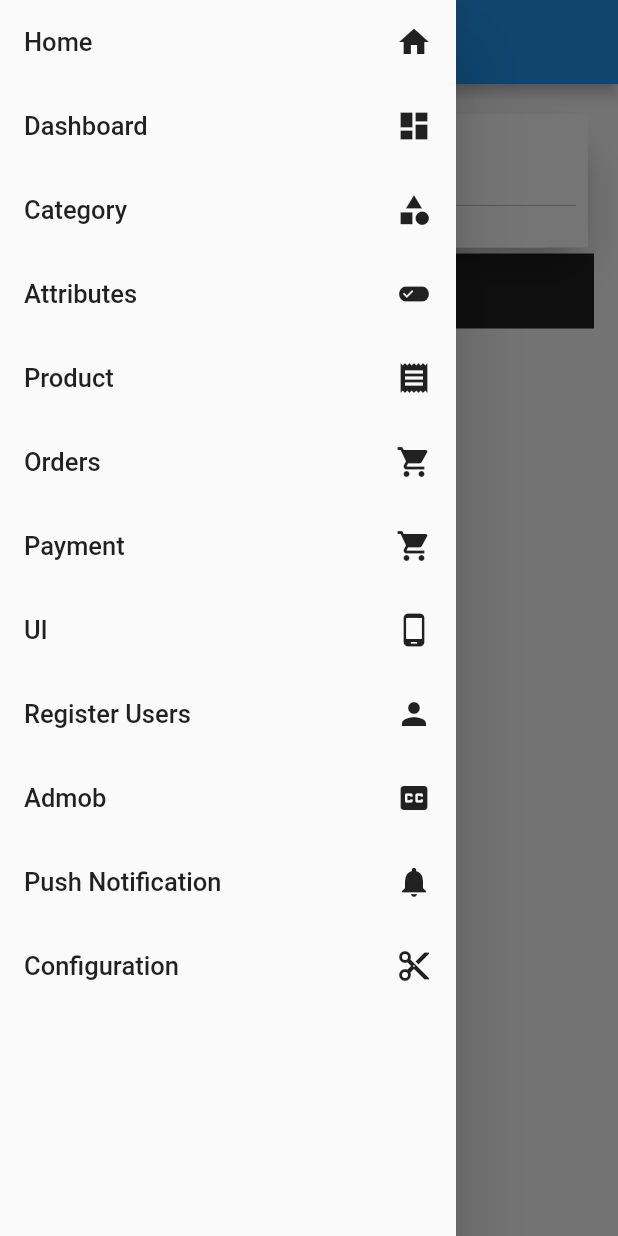
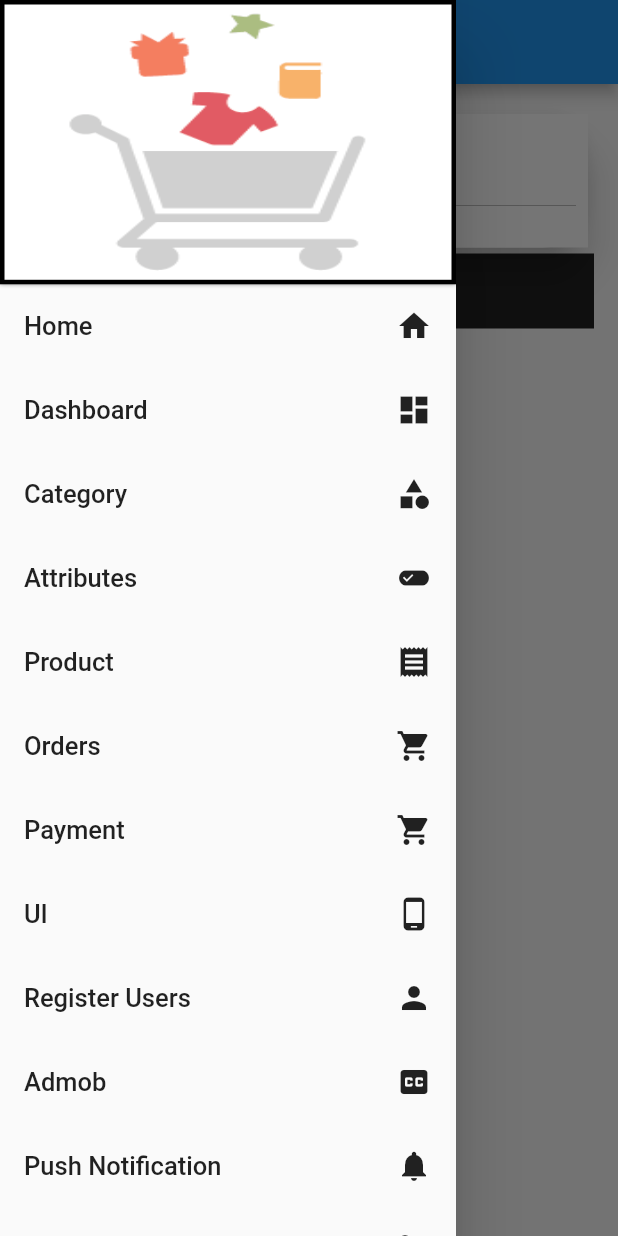
Before and after one commit to adityagautam98/mock_ecom, a Flutter app: the screen it shows after launch, with the side drawer open, on a phone screen of 412 x 824 dp. Run offline on Flutter 3.47's test engine with Material 2 defaults, Android fonts, the phone set to English and light mode, and no system bars; Roboto replaces fonts that are missing (Playfair).

Commit message:
gif in drawer done

```diff
--- a/lib/drawer.dart
+++ b/lib/drawer.dart
@@ -11,7 +11,7 @@ class MyDrawer extends StatefulWidget {
 }
 
 class _MyDrawerState extends State<MyDrawer> {
-  AssetImage gif = AssetImage("images/header.gif");
+  AssetImage gif = AssetImage("images/shop.gif");
   MediaQueryData queryData;
   String img;
 
@@ -42,6 +42,30 @@ class _MyDrawerState extends State<MyDrawer> {
         child: SafeArea(
           child: ListView(
             children: <Widget>[
+              Container(
+                  width: double.maxFinite,
+                  child: Column(
+                      crossAxisAlignment: CrossAxisAlignment.center,
+                      children: <Widget>[
+                        Container(
+                          height: queryData.size.height * .23,
+                          decoration: BoxDecoration(
+                              boxShadow: [
+                                BoxShadow(
+                                  color: Colors.black.withOpacity(0.6),
+                                  blurRadius: 2.0,
+                                )
+                              ],
+                              color: Colors.white,
+                              // The border you want
+                              border: new Border.all(
+                                width: 3.0,
+
+                              ),
+                              image: DecorationImage(
+                                  image: gif, fit: BoxFit.fill)),
+                        )
+                      ])),
 
               Container(
 
--- a/pubspec.yaml
+++ b/pubspec.yaml
@@ -41,9 +41,8 @@ flutter:
   uses-material-design: true
 
   # To add assets to your application, add an assets section, like this:
-  # assets:
-  #  - images/a_dot_burr.jpeg
-  #  - images/a_dot_ham.jpeg
+  assets:
+    - images/shop.gif
 
   # An image asset can refer to one or more resolution-specific "variants", see
   # https://flutter.dev/assets-and-images/#resolution-aware.
```
Also changed, not shown: images/shop.gif (added).
